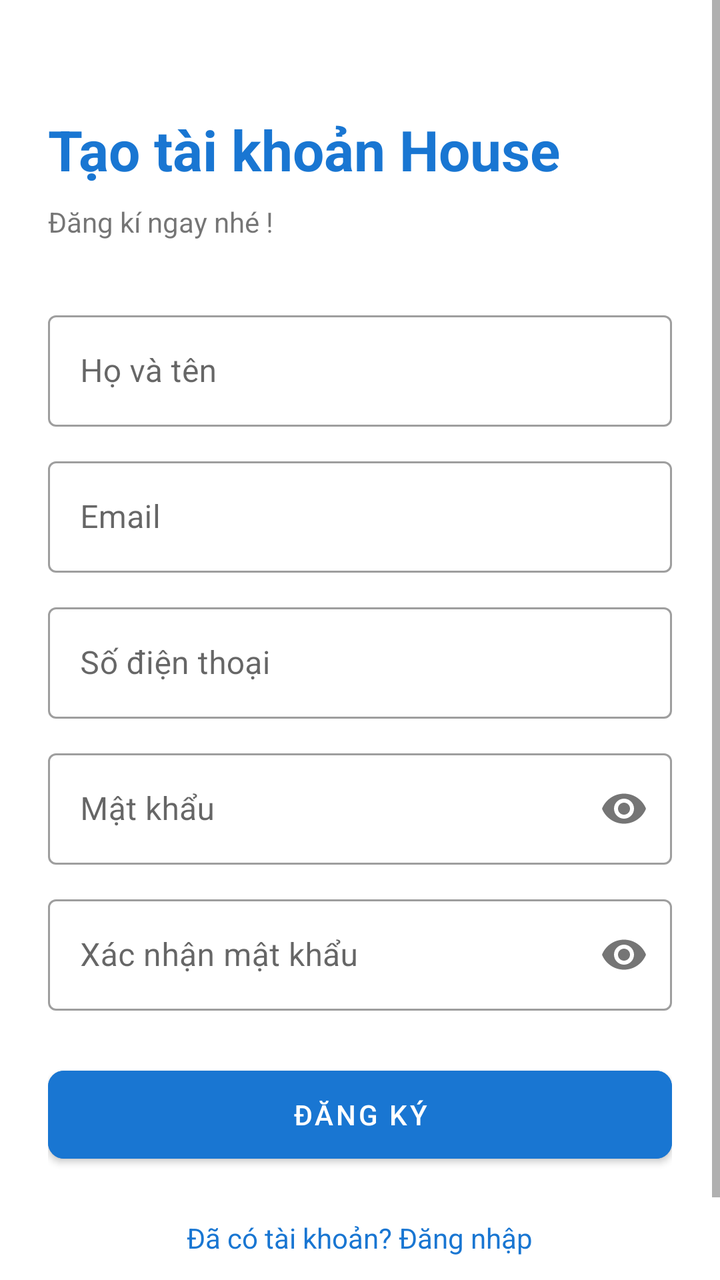
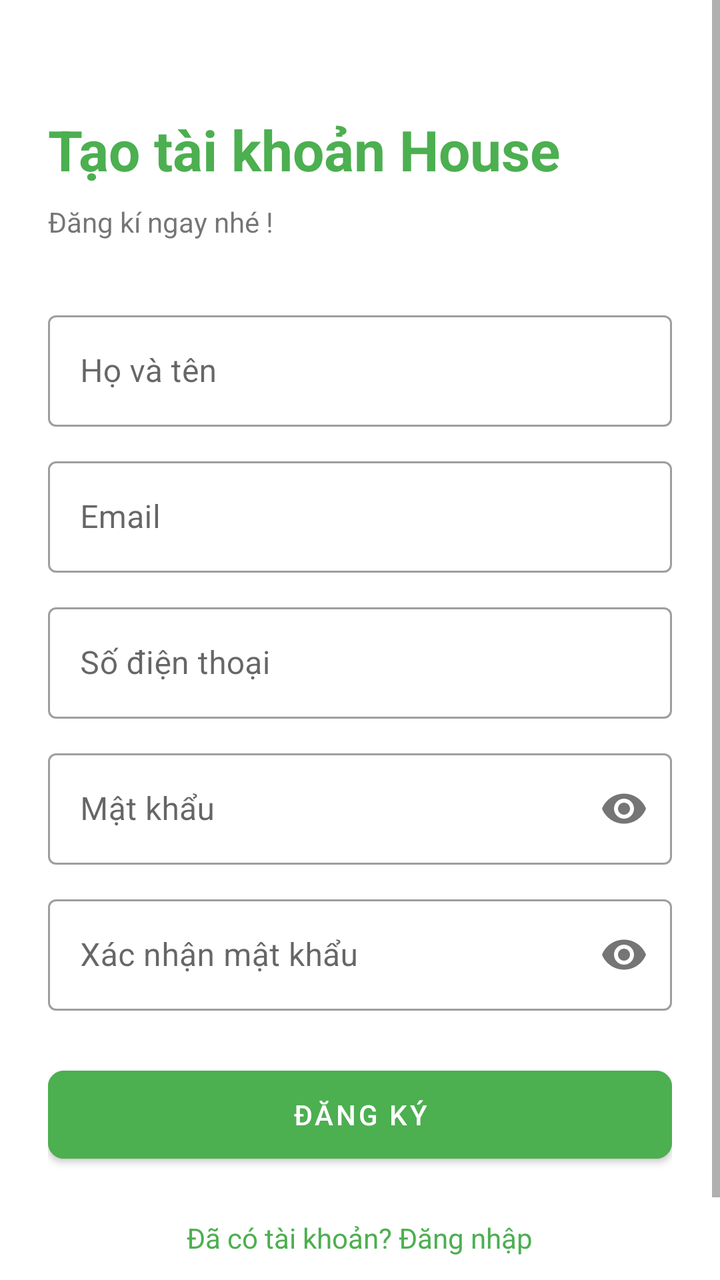

The first picture is an Android layout as it rendered before a commit; the second is the same layout after the commit. The layout source and the unified diff follow.
<!-- AndroidManifest.xml: application theme Theme.DACS3 -->
<!-- res/layout/activity_register.xml -->
<?xml version="1.0" encoding="utf-8"?>
<ScrollView xmlns:android="http://schemas.android.com/apk/res/android"
    xmlns:app="http://schemas.android.com/apk/res-auto"
    android:layout_width="match_parent"
    android:layout_height="match_parent"
    android:background="#FFFFFF">

    <LinearLayout
        android:layout_width="match_parent"
        android:layout_height="wrap_content"
        android:orientation="vertical"
        android:padding="24dp">

        <TextView
            android:layout_width="wrap_content"
            android:layout_height="wrap_content"
            android:text="Tạo tài khoản House"
            android:textSize="28sp"
            android:textStyle="bold"
            android:textColor="#1976D2"
            android:layout_marginTop="32dp"
            android:layout_marginBottom="8dp"/>

        <TextView
            android:layout_width="wrap_content"
            android:layout_height="wrap_content"
            android:layout_marginBottom="32dp"
            android:text="Đăng kí ngay nhé !" />

        
        <com.google.android.material.textfield.TextInputLayout
            style="@style/Widget.MaterialComponents.TextInputLayout.OutlinedBox"
            android:layout_width="match_parent"
            android:layout_height="wrap_content"
            android:hint="Họ và tên"
            android:layout_marginBottom="12dp">
            <com.google.android.material.textfield.TextInputEditText
                android:id="@+id/etFullName"
                android:layout_width="match_parent"
                android:layout_height="wrap_content"
                android:inputType="textPersonName" />
        </com.google.android.material.textfield.TextInputLayout>

        
        <com.google.android.material.textfield.TextInputLayout
            style="@style/Widget.MaterialComponents.TextInputLayout.OutlinedBox"
            android:layout_width="match_parent"
            android:layout_height="wrap_content"
            android:hint="Email"
            android:layout_marginBottom="12dp">
            <com.google.android.material.textfield.TextInputEditText
                android:id="@+id/etEmail"
                android:layout_width="match_parent"
                android:layout_height="wrap_content"
                android:inputType="textEmailAddress" />
        </com.google.android.material.textfield.TextInputLayout>

        
        <com.google.android.material.textfield.TextInputLayout
            style="@style/Widget.MaterialComponents.TextInputLayout.OutlinedBox"
            android:layout_width="match_parent"
            android:layout_height="wrap_content"
            android:hint="Số điện thoại"
            android:layout_marginBottom="12dp">
            <com.google.android.material.textfield.TextInputEditText
                android:id="@+id/etPhone"
                android:layout_width="match_parent"
                android:layout_height="wrap_content"
                android:inputType="phone" />
        </com.google.android.material.textfield.TextInputLayout>

        
        <com.google.android.material.textfield.TextInputLayout
            style="@style/Widget.MaterialComponents.TextInputLayout.OutlinedBox"
            android:layout_width="match_parent"
            android:layout_height="wrap_content"
            android:hint="Mật khẩu"
            app:passwordToggleEnabled="true"
            android:layout_marginBottom="12dp">
            <com.google.android.material.textfield.TextInputEditText
                android:id="@+id/etPassReg"
                android:layout_width="match_parent"
                android:layout_height="wrap_content"
                android:inputType="textPassword" />
        </com.google.android.material.textfield.TextInputLayout>

        
        <com.google.android.material.textfield.TextInputLayout
            style="@style/Widget.MaterialComponents.TextInputLayout.OutlinedBox"
            android:layout_width="match_parent"
            android:layout_height="wrap_content"
            android:hint="Xác nhận mật khẩu"
            app:passwordToggleEnabled="true"
            android:layout_marginBottom="24dp">
            <com.google.android.material.textfield.TextInputEditText
                android:id="@+id/etConfirmPass"
                android:layout_width="match_parent"
                android:layout_height="wrap_content"
                android:inputType="textPassword" />
        </com.google.android.material.textfield.TextInputLayout>

        <Button
            android:id="@+id/btnRegisterSubmit"
            android:layout_width="match_parent"
            android:layout_height="56dp"
            android:text="ĐĂNG KÝ"
            android:backgroundTint="#1976D2"
            app:cornerRadius="8dp" />

        <TextView
            android:id="@+id/tvBackToLogin"
            android:layout_width="wrap_content"
            android:layout_height="wrap_content"
            android:layout_gravity="center"
            android:layout_marginTop="24dp"
            android:text="Đã có tài khoản? Đăng nhập"
            android:textColor="#1976D2"
            android:paddingBottom="32dp"/>

    </LinearLayout>
</ScrollView>
<!-- resources referenced by this layout -->
<resources>
  <style name="Theme.DACS3" parent="Theme.MaterialComponents.Light.NoActionBar">
          ...
      </style>
</resources>

<!-- the commit's change to res/layout/activity_register.xml (unified diff, before → after) -->
@@ -14,12 +14,12 @@
         <TextView
             android:layout_width="wrap_content"
             android:layout_height="wrap_content"
+            android:layout_marginTop="32dp"
+            android:layout_marginBottom="8dp"
             android:text="Tạo tài khoản House"
+            android:textColor="@color/itro_green"
             android:textSize="28sp"
-            android:textStyle="bold"
-            android:textColor="#1976D2"
-            android:layout_marginTop="32dp"
-            android:layout_marginBottom="8dp"/>
+            android:textStyle="bold" />
 
         <TextView
             android:layout_width="wrap_content"
@@ -103,8 +103,8 @@
             android:id="@+id/btnRegisterSubmit"
             android:layout_width="match_parent"
             android:layout_height="56dp"
+            android:backgroundTint="@color/itro_green"
             android:text="ĐĂNG KÝ"
-            android:backgroundTint="#1976D2"
             app:cornerRadius="8dp" />
 
         <TextView
@@ -113,9 +113,9 @@
             android:layout_height="wrap_content"
             android:layout_gravity="center"
             android:layout_marginTop="24dp"
+            android:paddingBottom="32dp"
             android:text="Đã có tài khoản? Đăng nhập"
-            android:textColor="#1976D2"
-            android:paddingBottom="32dp"/>
+            android:textColor="@color/itro_green" />
 
     </LinearLayout>
 </ScrollView>
<!-- resource entries referenced after the edit -->
@@ -1,5 +1,6 @@
 <!-- resources referenced by this layout -->
 <resources>
+  <color name="itro_green">#4CAF50</color>
   <style name="Theme.DACS3" parent="Theme.MaterialComponents.Light.NoActionBar">
           ...
       </style>
